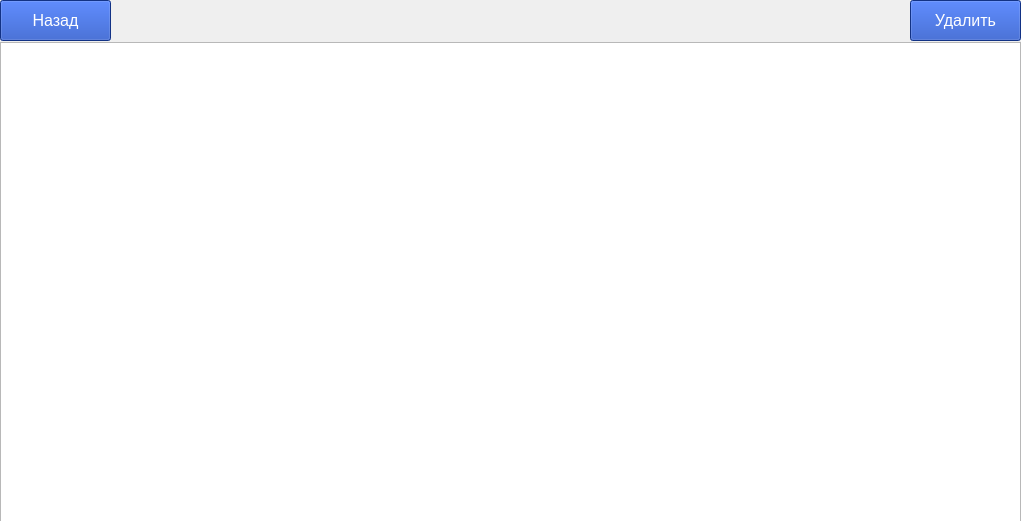
Above: deleter.ui from maxijer/Hackaton_registrator before the change. Below: the same form after it.
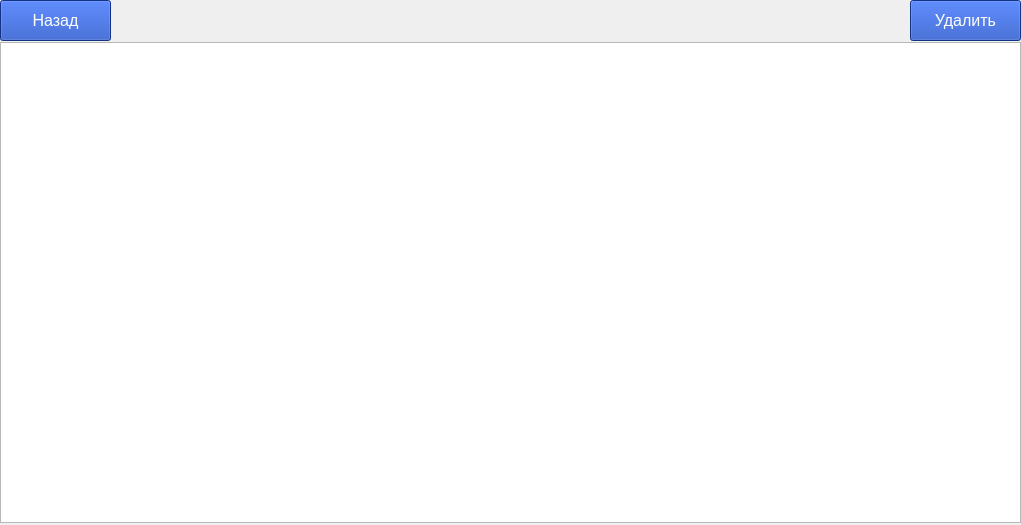
That is the form after the change.

What changed in the file:
```diff
--- a/deleter.ui
+++ b/deleter.ui
@@ -7,7 +7,7 @@
     <x>0</x>
     <y>0</y>
     <width>1021</width>
-    <height>521</height>
+    <height>525</height>
    </rect>
   </property>
   <property name="windowTitle">
```
Left out of the diff: 2 changed lines with no effect on the pictures.
